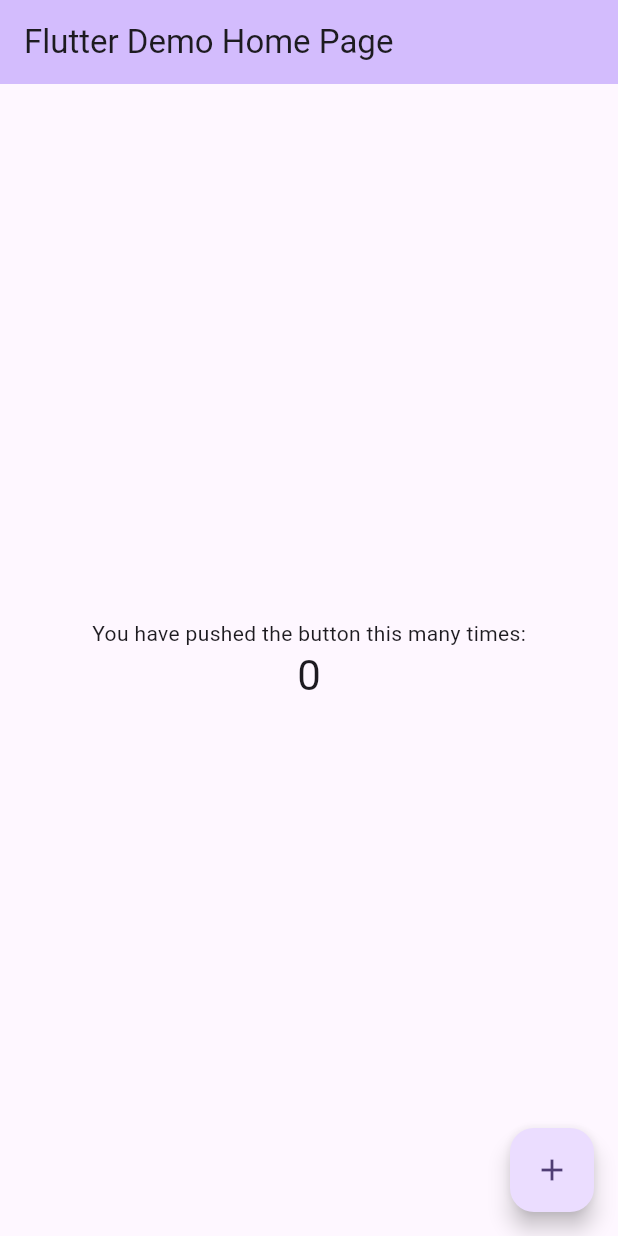
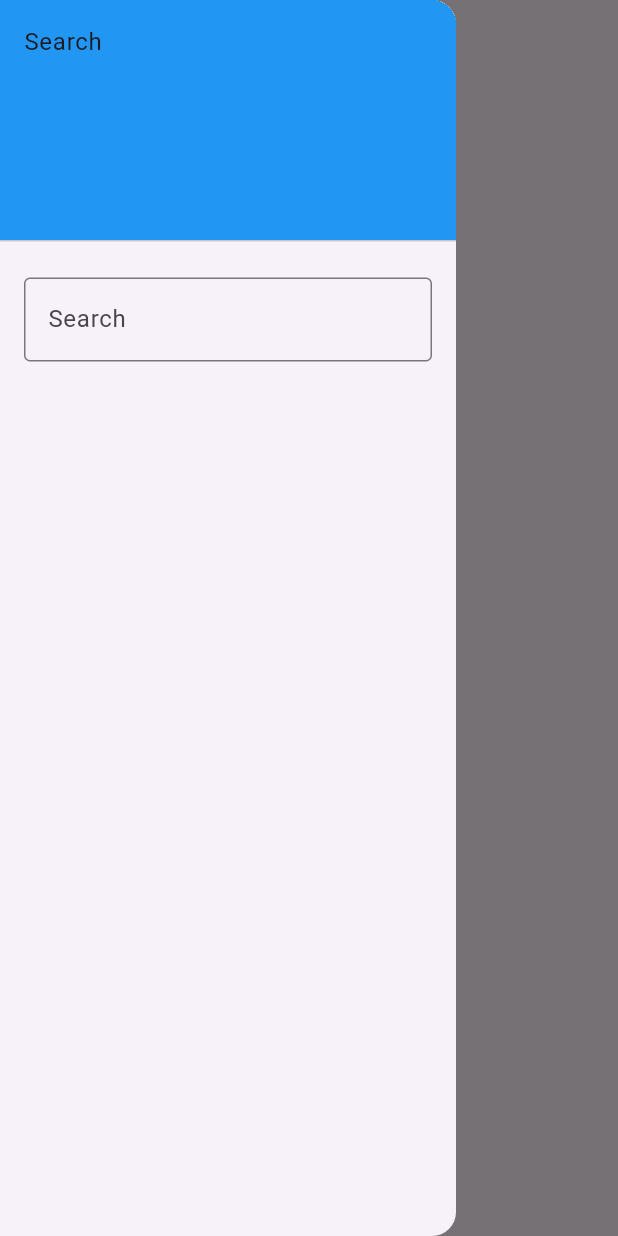
Before and after one commit to michael-cmda/H3dev, a Flutter app: the screen it shows after launch, with the side drawer open (before the commit the screen has no drawer), on a phone screen of 412 x 824 dp. Run offline on Flutter 3.47's test engine with Material 3 defaults, Android fonts, the phone set to English and light mode, and no system bars; our stand-ins replace firebase_core; accounts and stored records are empty.

Commit message:
Initial UI for search feature.
Yeziir

```diff
--- a/lib/main.dart
+++ b/lib/main.dart
@@ -1,6 +1,7 @@
 import 'package:firebase_core/firebase_core.dart';
 import 'package:flutter/material.dart';
 import 'package:h3devs/firebase_options.dart';
+import 'package:h3devs/search/search.dart';
 
 void main() async {
   WidgetsFlutterBinding.ensureInitialized();
@@ -18,115 +19,11 @@ class MyApp extends StatelessWidget {
   @override
   Widget build(BuildContext context) {
     return MaterialApp(
-      title: 'Flutter Demo',
+      title: 'Search Feature Demo',
       theme: ThemeData(
-        // This is the theme of your application.
-        //
-        // TRY THIS: Try running your application with "flutter run". You'll see
-        // the application has a blue toolbar. Then, without quitting the app,
-        // try changing the seedColor in the colorScheme below to Colors.green
-        // and then invoke "hot reload" (save your changes or press the "hot
-        // reload" button in a Flutter-supported IDE, or press "r" if you used
-        // the command line to start the app).
-        //
-        // Notice that the counter didn't reset back to zero; the application
-        // state is not lost during the reload. To reset the state, use hot
-        // restart instead.
-        //
-        // This works for code too, not just values: Most code changes can be
-        // tested with just a hot reload.
-        colorScheme: ColorScheme.fromSeed(seedColor: Colors.deepPurple),
-        useMaterial3: true,
+        primarySwatch: Colors.blue,
       ),
-      home: const MyHomePage(title: 'Flutter Demo Home Page'),
+      home: Search(),
     );
   }
 }
-
-class MyHomePage extends StatefulWidget {
-  const MyHomePage({super.key, required this.title});
-
-  // This widget is the home page of your application. It is stateful, meaning
-  // that it has a State object (defined below) that contains fields that affect
-  // how it looks.
-
-  // This class is the configuration for the state. It holds the values (in this
-  // case the title) provided by the parent (in this case the App widget) and
-  // used by the build method of the State. Fields in a Widget subclass are
-  // always marked "final".
-
-  final String title;
-
-  @override
-  State<MyHomePage> createState() => _MyHomePageState();
-}
-
-class _MyHomePageState extends State<MyHomePage> {
-  int _counter = 0;
-
-  void _incrementCounter() {
-    setState(() {
-      // This call to setState tells the Flutter framework that something has
-      // changed in this State, which causes it to rerun the build method below
-      // so that the display can reflect the updated values. If we changed
-      // _counter without calling setState(), then the build method would not be
-      // called again, and so nothing would appear to happen.
-      _counter++;
-    });
-  }
-
-  @override
-  Widget build(BuildContext context) {
-    // This method is rerun every time setState is called, for instance as done
-    // by the _incrementCounter method above.
-    //
-    // The Flutter framework has been optimized to make rerunning build methods
-    // fast, so that you can just rebuild anything that needs updating rather
-    // than having to individually change instances of widgets.
-    return Scaffold(
-      appBar: AppBar(
-        // TRY THIS: Try changing the color here to a specific color (to
-        // Colors.amber, perhaps?) and trigger a hot reload to see the AppBar
-        // change color while the other colors stay the same.
-        backgroundColor: Theme.of(context).colorScheme.inversePrimary,
-        // Here we take the value from the MyHomePage object that was created by
-        // the App.build method, and use it to set our appbar title.
-        title: Text(widget.title),
-      ),
-      body: Center(
-        // Center is a layout widget. It takes a single child and positions it
-        // in the middle of the parent.
-        child: Column(
-          // Column is also a layout widget. It takes a list of children and
-          // arranges them vertically. By default, it sizes itself to fit its
-          // children horizontally, and tries to be as tall as its parent.
-          //
-          // Column has various properties to control how it sizes itself and
-          // how it positions its children. Here we use mainAxisAlignment to
-          // center the children vertically; the main axis here is the vertical
-          // axis because Columns are vertical (the cross axis would be
-          // horizontal).
-          //
-          // TRY THIS: Invoke "debug painting" (choose the "Toggle Debug Paint"
-          // action in the IDE, or press "p" in the console), to see the
-          // wireframe for each widget.
-          mainAxisAlignment: MainAxisAlignment.center,
-          children: <Widget>[
-            const Text(
-              'You have pushed the button this many times:',
-            ),
-            Text(
-              '$_counter',
-              style: Theme.of(context).textTheme.headlineMedium,
-            ),
-          ],
-        ),
-      ),
-      floatingActionButton: FloatingActionButton(
-        onPressed: _incrementCounter,
-        tooltip: 'Increment',
-        child: const Icon(Icons.add),
-      ), // This trailing comma makes auto-formatting nicer for build methods.
-    );
-  }
-}
--- /dev/null
+++ b/lib/search/search.dart
@@ -0,0 +1,53 @@
+import 'package:flutter/material.dart';
+
+class Search extends StatefulWidget {
+  const Search({super.key});
+
+  @override
+  State<Search> createState() => _SearchState();
+}
+
+class _SearchState extends State<Search> {
+  @override
+  Widget build(BuildContext context) {
+    return Scaffold(
+      appBar: AppBar(
+        title: Text('Search'),
+        leading: Builder(
+          builder: (context) => IconButton(
+            icon: Icon(Icons.menu),
+            onPressed: () => Scaffold.of(context).openDrawer(),
+          ),
+        ),
+      ),
+      drawer: Drawer(
+        child: ListView(
+          padding: EdgeInsets.zero,
+          children: <Widget>[
+            DrawerHeader(
+              child: Text('Search'),
+              decoration: BoxDecoration(
+                color: Colors.blue,
+              ),
+            ),
+            _buildSearchBar(),
+          ],
+        ),
+      ),
+      body: Container(), // Your Search screen content
+    );
+  }
+
+  Widget _buildSearchBar() {
+    return Padding(
+      padding: const EdgeInsets.all(16.0),
+      child: TextField(
+        decoration: InputDecoration(
+          border: OutlineInputBorder(),
+          labelText: 'Search',
+        ),
+        // Handle search input here (e.g., onChanged or onSubmitted)
+      ),
+    );
+  }
+}
```
Also changed, not shown: pubspec.lock.
